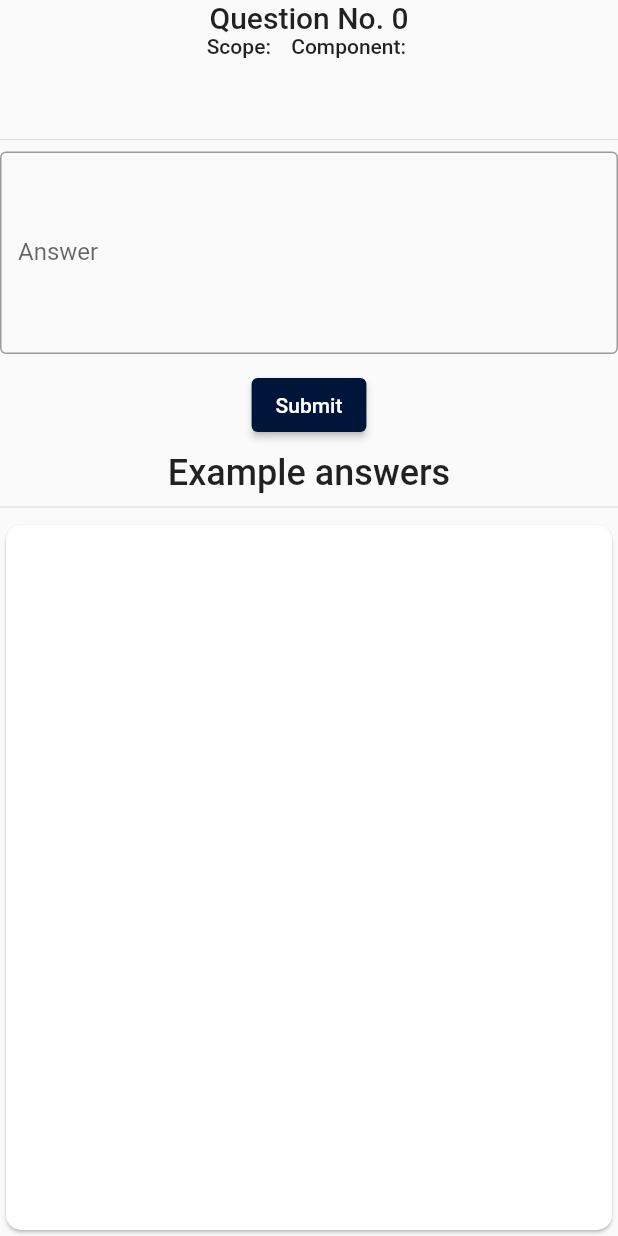
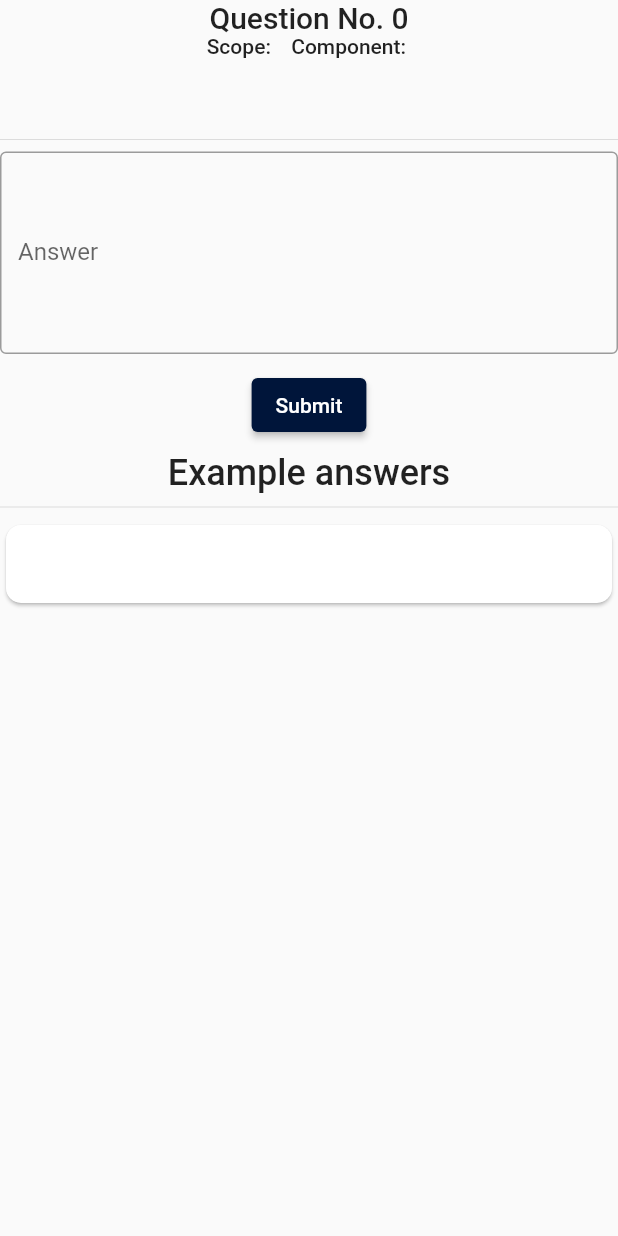
Before and after one commit to MaastrichtU-IDS/responsability-matrix-survey, a Flutter app: the SingleQuestion widget shown alone on an empty page, opened directly with empty values, on a phone screen of 412 x 824 dp. Run offline on Flutter 3.47's test engine with Material 2 defaults, Android fonts, the phone set to English and light mode, and no system bars; our stand-ins replace firebase_auth, firebase_core, flutter_riverpod, flutter_svg, freezed_annotation, graphql and 3 more; accounts and stored records are empty; generated files the repository leaves out were written again; project files that could hold a hidden picture were left out.

Commit message:
fixed a bug that sometimes hides the example answers section

```diff
--- a/mobile_client_new/lib/views/question/widgets/single_question.dart
+++ b/mobile_client_new/lib/views/question/widgets/single_question.dart
@@ -25,12 +25,10 @@ class _SingleQuestionState extends State<SingleQuestion>
     with SingleTickerProviderStateMixin {
   late TextEditingController _textEditingController;
   final GlobalKey<FormState> _formKey = GlobalKey<FormState>();
-  late TabController _tabController;
 
   @override
   void initState() {
     _textEditingController = widget.textController ?? TextEditingController();
-    _tabController = TabController(length: 1, vsync: this);
     super.initState();
   }
 
@@ -39,16 +37,18 @@ class _SingleQuestionState extends State<SingleQuestion>
     if (widget.textController == null) {
       _textEditingController.dispose();
     }
-    _tabController.dispose();
     super.dispose();
   }
 
   @override
   Widget build(BuildContext context) {
-    return Form(
+    return SingleChildScrollView(
+      child: Form(
           key: _formKey,
-        child: Center(
           child: Column(
+            mainAxisSize: MainAxisSize.min,
+            mainAxisAlignment: MainAxisAlignment.start,
+            crossAxisAlignment: CrossAxisAlignment.center,
             children: [
               Text("Question No. ${widget.questionModel.position}",
                   style: Theme.of(context).textTheme.headline6),
@@ -105,9 +105,9 @@ class _SingleQuestionState extends State<SingleQuestion>
                     .copyWith(fontWeight: FontWeight.w500, height: 1.5),
               ),
               const Divider(),
-              Expanded(
-                child: TabBarView(controller: _tabController, children: [
-                  Card(
+              SizedBox(
+                width: double.infinity,
+                child: Card(
                   shape: RoundedRectangleBorder(
                       borderRadius: BorderRadius.circular(10)),
                   child: Padding(
@@ -121,11 +121,10 @@ class _SingleQuestionState extends State<SingleQuestion>
                           .copyWith(fontWeight: FontWeight.w500, height: 1.5),
                     ),
                   ),
-                  )
-                ]),
+                ),
               )
             ],
-          ),
-        ));
+          )),
+    );
   }
 }
```
Lines whose indentation alone changed are shown as unchanged.
